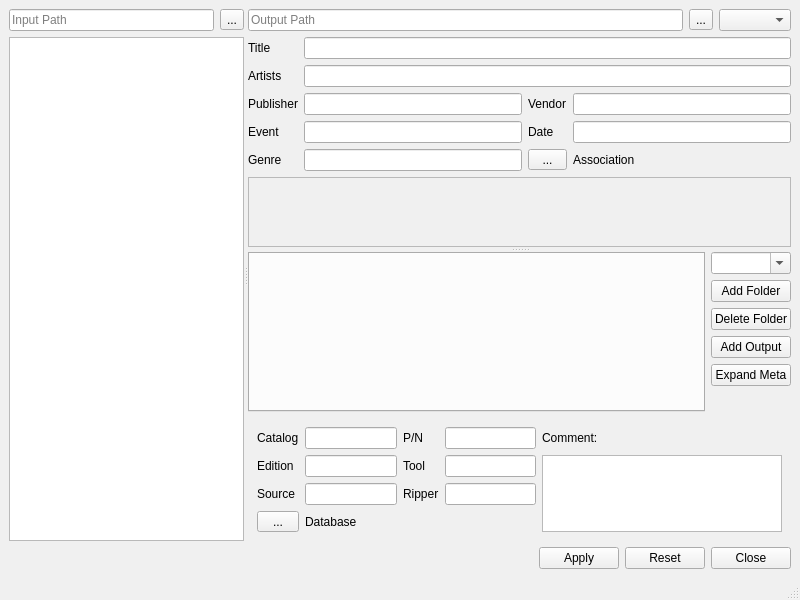
First picture: the form in fluss/apps/organizer/main.ui, repository cmpute/Fluss, before the edit.
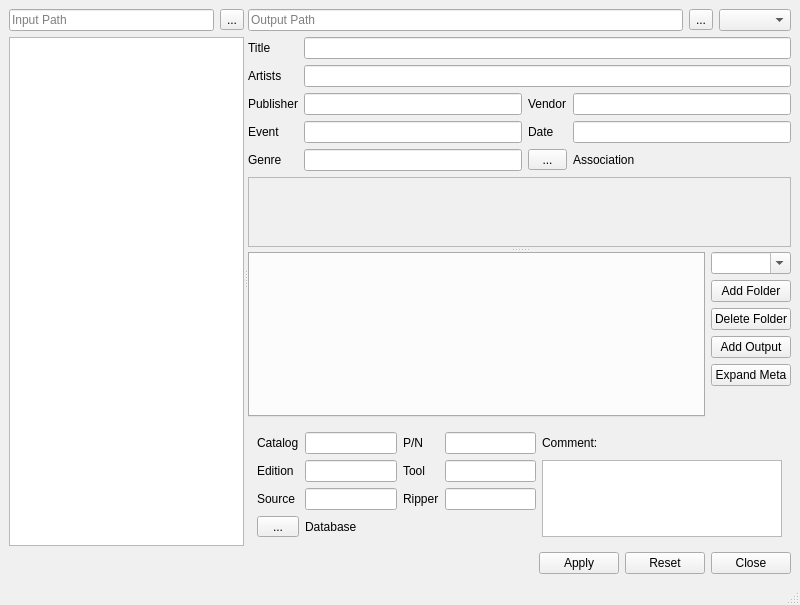
Second picture: the form after the edit. Custom widgets are drawn as their Qt base class.

```diff
--- a/fluss/apps/organizer/main.ui
+++ b/fluss/apps/organizer/main.ui
@@ -7,7 +7,7 @@
     <x>0</x>
     <y>0</y>
     <width>800</width>
-    <height>600</height>
+    <height>605</height>
    </rect>
   </property>
   <property name="palette">
```
Left out of the diff: 13 changed lines with no effect on the pictures.
